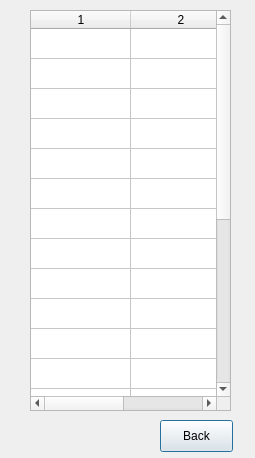
First picture: the form in BTM_Qt/calendar.ui, repository skandermoalla/CSE201-Top5, before the edit.
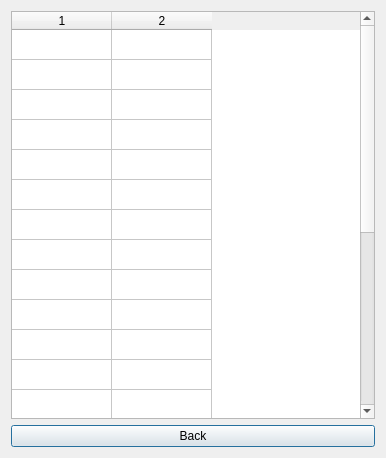
Second picture: the form after the edit.

```diff
--- a/BTM_Qt/calendar.ui
+++ b/BTM_Qt/calendar.ui
@@ -6,35 +6,16 @@
    <rect>
     <x>0</x>
     <y>0</y>
-    <width>255</width>
+    <width>386</width>
     <height>458</height>
    </rect>
   </property>
   <property name="windowTitle">
    <string>Basketball Team Manager</string>
   </property>
-  <widget class="QPushButton" name="pushButton">
-   <property name="geometry">
-    <rect>
-     <x>160</x>
-     <y>420</y>
-     <width>73</width>
-     <height>32</height>
-    </rect>
-   </property>
-   <property name="text">
-    <string>Back</string>
-   </property>
-  </widget>
+  <layout class="QVBoxLayout" name="verticalLayout">
+   <item>
   <widget class="QTableWidget" name="tableWidget">
-   <property name="geometry">
-    <rect>
-     <x>30</x>
-     <y>10</y>
-     <width>201</width>
-     <height>401</height>
-    </rect>
-   </property>
    <property name="autoFillBackground">
     <bool>false</bool>
    </property>
@@ -84,6 +65,15 @@
    <column/>
    <column/>
   </widget>
+   </item>
+   <item>
+    <widget class="QPushButton" name="pushButton">
+     <property name="text">
+      <string>Back</string>
+     </property>
+    </widget>
+   </item>
+  </layout>
  </widget>
  <resources/>
  <connections/>
```
Lines whose indentation alone changed are shown as unchanged.
